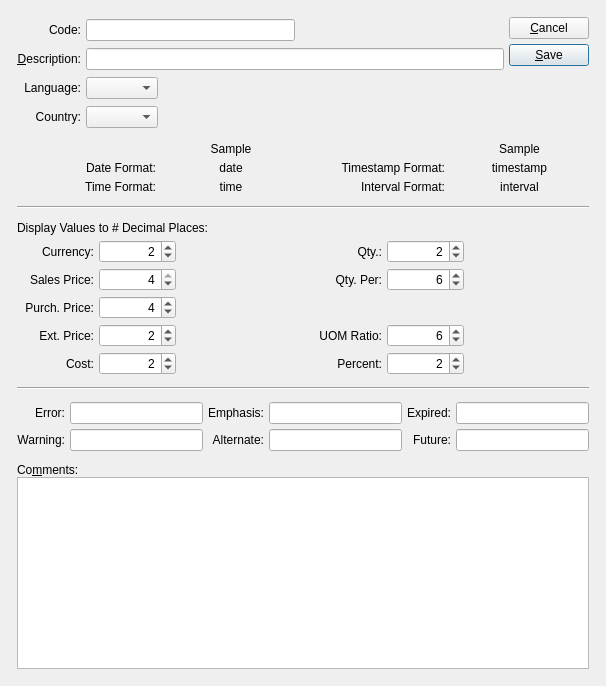
First picture: the form in xtuple/trunk/guiclient/sysLocale.ui, repository WooodHead/xtuple, before the edit.
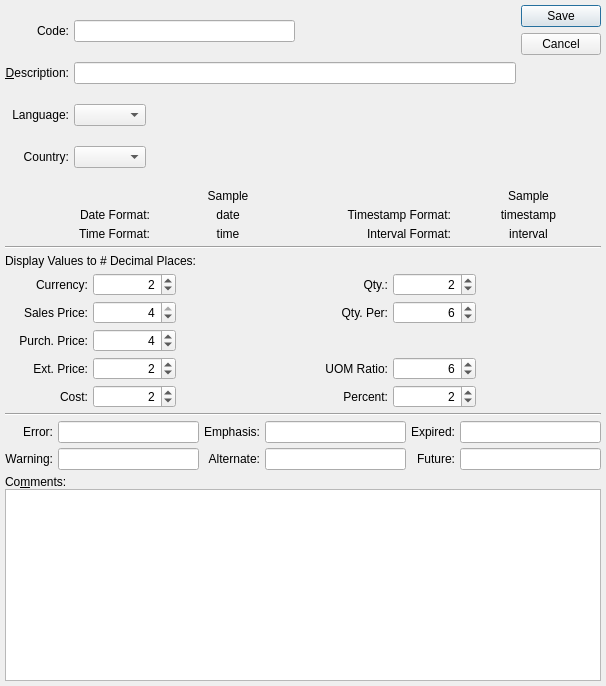
Second picture: the form after the edit. Custom widgets are drawn as their Qt base class.

Diff of the .ui file:
```diff
--- a/xtuple/trunk/guiclient/sysLocale.ui
+++ b/xtuple/trunk/guiclient/sysLocale.ui
@@ -20,18 +20,8 @@
   <property name="windowTitle">
    <string>Locale</string>
   </property>
-  <layout class="QGridLayout" name="gridLayout_2">
-   <item row="0" column="0">
     <layout class="QGridLayout" name="gridLayout">
-     <property name="margin">
-      <number>12</number>
-     </property>
-     <property name="spacing">
-      <number>12</number>
-     </property>
      <item row="0" column="0">
-      <layout class="QHBoxLayout">
-       <item>
         <layout class="QGridLayout">
          <item row="0" column="0">
           <widget class="QLabel" name="_codeLit">
@@ -173,52 +163,17 @@
          </item>
         </layout>
        </item>
-       <item>
-        <layout class="QVBoxLayout">
-         <property name="spacing">
-          <number>5</number>
-         </property>
-         <item>
-          <widget class="QPushButton" name="_close">
-           <property name="text">
-            <string>&amp;Cancel</string>
-           </property>
-          </widget>
-         </item>
-         <item>
-          <widget class="QPushButton" name="_save">
-           <property name="text">
-            <string>&amp;Save</string>
-           </property>
-           <property name="autoDefault">
-            <bool>true</bool>
-           </property>
-           <property name="default">
-            <bool>true</bool>
-           </property>
-          </widget>
-         </item>
-         <item>
-          <spacer>
+   <item row="0" column="1">
+    <widget class="QDialogButtonBox" name="_buttonBox">
            <property name="orientation">
             <enum>Qt::Vertical</enum>
            </property>
-           <property name="sizeType">
-            <enum>QSizePolicy::Expanding</enum>
-           </property>
-           <property name="sizeHint" stdset="0">
-            <size>
-             <width>20</width>
-             <height>20</height>
-            </size>
-           </property>
-          </spacer>
-         </item>
-        </layout>
-       </item>
-      </layout>
-     </item>
-     <item row="1" column="0">
+     <property name="standardButtons">
+      <set>QDialogButtonBox::Cancel|QDialogButtonBox::Save</set>
+     </property>
+    </widget>
+   </item>
+   <item row="1" column="0" colspan="2">
       <layout class="QGridLayout">
        <item row="0" column="1">
         <widget class="QLabel" name="_sampleLit">
@@ -364,14 +319,14 @@
        </item>
       </layout>
      </item>
-     <item row="2" column="0">
+   <item row="2" column="0" colspan="2">
       <widget class="Line" name="line">
        <property name="orientation">
         <enum>Qt::Horizontal</enum>
        </property>
       </widget>
      </item>
-     <item row="3" column="0">
+   <item row="3" column="0" colspan="2">
       <layout class="QGridLayout">
        <item row="1" column="0">
         <widget class="QLabel" name="_currFormatLit">
@@ -751,14 +706,14 @@
        </item>
       </layout>
      </item>
-     <item row="4" column="0">
+   <item row="4" column="0" colspan="2">
       <widget class="Line" name="line_3">
        <property name="orientation">
         <enum>Qt::Horizontal</enum>
        </property>
       </widget>
      </item>
-     <item row="5" column="0">
+   <item row="5" column="0" colspan="2">
       <layout class="QGridLayout">
        <item row="0" column="0">
         <widget class="QLabel" name="_errorLit">
@@ -858,7 +813,7 @@
        </item>
       </layout>
      </item>
-     <item row="6" column="0">
+   <item row="6" column="0" colspan="2">
       <layout class="QVBoxLayout">
        <property name="spacing">
         <number>0</number>
@@ -885,8 +840,6 @@
       </layout>
      </item>
     </layout>
-   </item>
-  </layout>
  </widget>
  <layoutdefault spacing="5" margin="5"/>
  <pixmapfunction>qPixmapFromMimeSource</pixmapfunction>
```
Left out of the diff: 15 changed lines with no effect on the pictures. Lines whose indentation alone changed are shown as unchanged.
